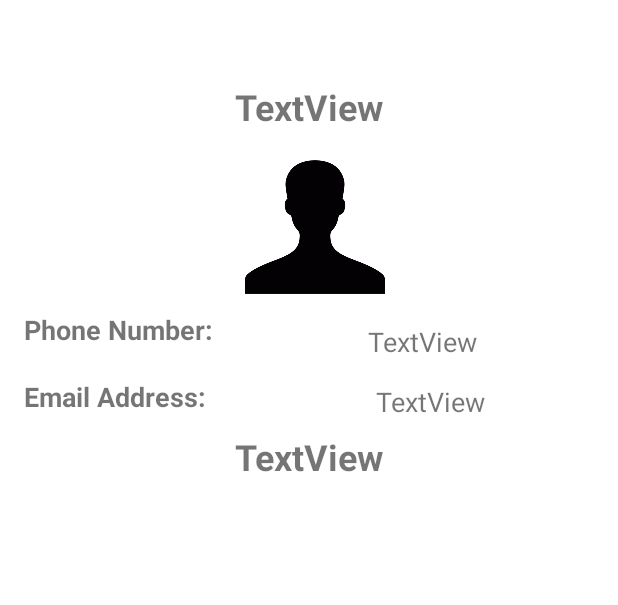
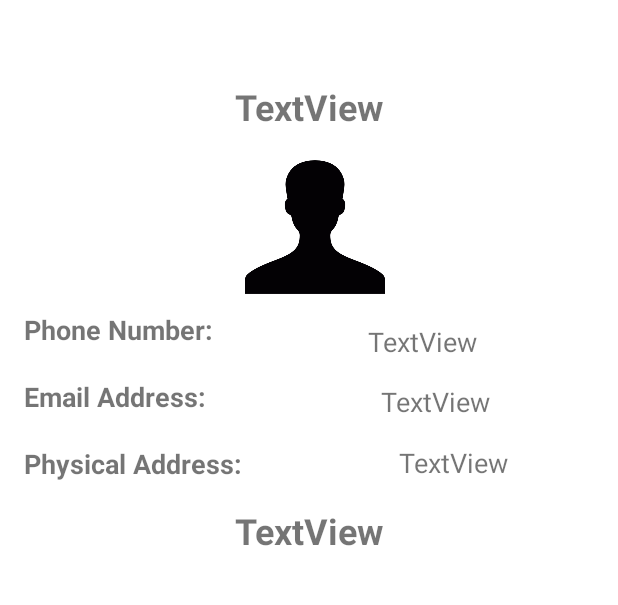
Before and after one commit to cfiamobility/directinfo, an Android app: the PersonDetails screen opened directly, with no data from a screen before it, on a phone screen of 412 x 824 dp, the part 305-910 px from its top. Run offline under Robolectric (Android 15) with nearby library versions, the phone set to English and light mode, and no system bars.

Commit message:
tony3- scroll view added to persondetails activity and text views are alligned properly. - Physical address has been added

```diff
--- a/app/src/main/res/layout/activity_person_details.xml
+++ b/app/src/main/res/layout/activity_person_details.xml
@@ -64,7 +64,6 @@
                 android:text="TextView"
                 android:textSize="18sp"
                 app:layout_constraintEnd_toEndOf="parent"
-                app:layout_constraintHorizontal_bias="0.475"
                 app:layout_constraintStart_toEndOf="@+id/textView5"
                 app:layout_constraintTop_toBottomOf="@+id/personDetailsPhoneTV" />
 
@@ -75,7 +74,7 @@
                 android:layout_marginBottom="52dp"
                 android:layout_marginEnd="8dp"
                 android:layout_marginStart="8dp"
-                android:layout_marginTop="8dp"
+                android:layout_marginTop="16dp"
                 android:text="TextView"
                 android:textAlignment="center"
                 android:textSize="24sp"
@@ -84,7 +83,7 @@
                 app:layout_constraintEnd_toEndOf="parent"
                 app:layout_constraintHorizontal_bias="0.429"
                 app:layout_constraintStart_toStartOf="parent"
-                app:layout_constraintTop_toBottomOf="@+id/personDetailsEmailTV" />
+                app:layout_constraintTop_toBottomOf="@+id/physicalAddress" />
 
             <ImageView
                 android:id="@+id/imageView"
@@ -183,6 +182,32 @@
                 app:layout_constraintStart_toStartOf="parent"
                 app:layout_constraintTop_toBottomOf="@+id/textView3" />
 
+            <TextView
+                android:id="@+id/physicalAddress"
+                android:layout_width="0dp"
+                android:layout_height="wrap_content"
+                android:layout_marginStart="16dp"
+                android:layout_marginTop="20dp"
+                android:text="Physical Address:"
+                android:textAlignment="viewStart"
+                android:textSize="18sp"
+                android:textStyle="bold"
+                app:layout_constraintStart_toStartOf="parent"
+                app:layout_constraintTop_toBottomOf="@+id/textView5" />
+
+            <TextView
+                android:id="@+id/physicalAddresstextview"
+                android:layout_width="wrap_content"
+                android:layout_height="wrap_content"
+                android:layout_marginEnd="24dp"
+                android:layout_marginStart="55dp"
+                android:layout_marginTop="16dp"
+                android:text="TextView"
+                android:textSize="18sp"
+                app:layout_constraintEnd_toEndOf="parent"
+                app:layout_constraintStart_toEndOf="@+id/physicalAddress"
+                app:layout_constraintTop_toBottomOf="@+id/personDetailsEmailTV" />
+
 
         </android.support.constraint.ConstraintLayout>
     </ScrollView>
```
